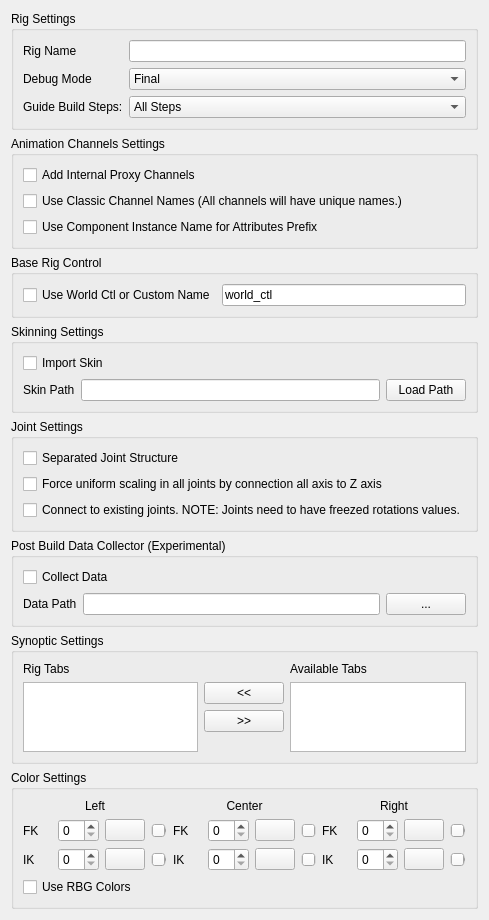
The window that release/scripts/mgear/shifter/guide_ui.ui (mgear-dev/mgear4) describes before a commit, drawn with Qt 5.
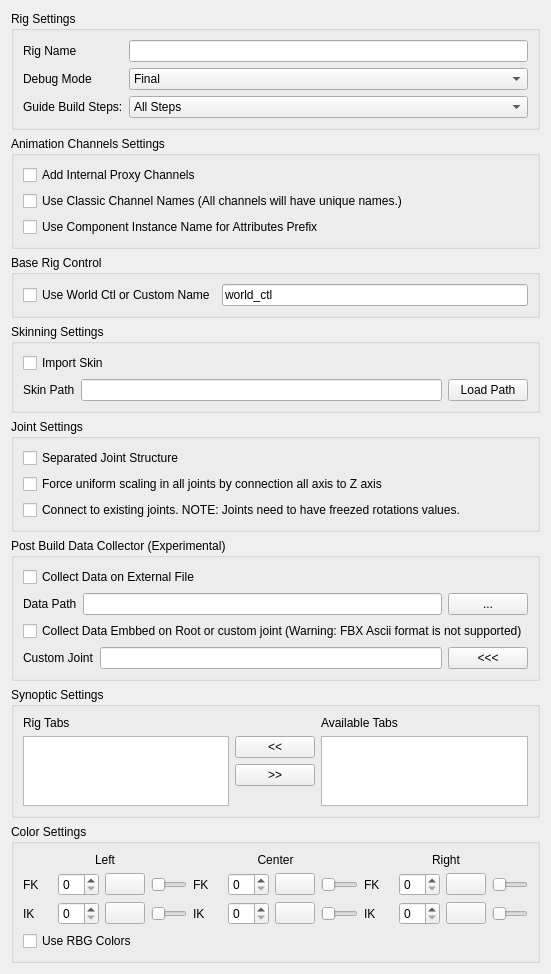
The same window after the commit.

Commit message: Shifter: Collect data options update WIP #157

Diff of the .ui file:
```diff
--- a/release/scripts/mgear/shifter/guide_ui.ui
+++ b/release/scripts/mgear/shifter/guide_ui.ui
@@ -6,8 +6,8 @@
    <rect>
     <x>0</x>
     <y>0</y>
-    <width>459</width>
-    <height>838</height>
+    <width>493</width>
+    <height>894</height>
    </rect>
   </property>
   <property name="windowTitle">
@@ -907,7 +907,7 @@
            <string>&lt;html&gt;&lt;head/&gt;&lt;body&gt;&lt;p&gt;Collected data will be stored in the root joint of the rig, if exist.&lt;/p&gt;&lt;p&gt;The root joint is the first joint created in the rig. Not necessary to be called &amp;quot;root&amp;quot;&lt;/p&gt;&lt;p&gt;If a path is provided the data will be also stored on an external JSON file&lt;/p&gt;&lt;/body&gt;&lt;/html&gt;</string>
           </property>
           <property name="text">
-           <string>Collect Data</string>
+           <string>Collect Data on External File</string>
           </property>
          </widget>
         </item>
@@ -934,6 +934,41 @@
         </item>
        </layout>
       </item>
+      <item row="1" column="0">
+       <layout class="QVBoxLayout" name="verticalLayout_6">
+        <item>
+         <widget class="QCheckBox" name="dataCollectorEmbbeded_checkBox">
+          <property name="toolTip">
+           <string>&lt;html&gt;&lt;head/&gt;&lt;body&gt;&lt;p&gt;Collected data will be stored in the root joint of the rig, if exist.&lt;/p&gt;&lt;p&gt;The root joint is the first joint created in the rig. Not necessary to be called &amp;quot;root&amp;quot;&lt;/p&gt;&lt;p&gt;If a path is provided the data will be also stored on an external JSON file&lt;/p&gt;&lt;/body&gt;&lt;/html&gt;</string>
+          </property>
+          <property name="text">
+           <string>Collect Data Embbed on Root or custom joint (Warning: FBX Ascii format is not supported)</string>
+          </property>
+         </widget>
+        </item>
+        <item>
+         <layout class="QHBoxLayout" name="horizontalLayout_4">
+          <item>
+           <widget class="QLabel" name="dataCollectorEmbbeded_label">
+            <property name="text">
+             <string>Custom Joint</string>
+            </property>
+           </widget>
+          </item>
+          <item>
+           <widget class="QLineEdit" name="dataCollectorCustomJoint_lineEdit"/>
+          </item>
+          <item>
+           <widget class="QPushButton" name="dataCollectorPathEmbbeded_pushButton">
+            <property name="text">
+             <string>&lt;&lt;&lt;</string>
+            </property>
+           </widget>
+          </item>
+         </layout>
+        </item>
+       </layout>
+      </item>
      </layout>
     </widget>
    </item>
```
The commit also changes 2 other files.
